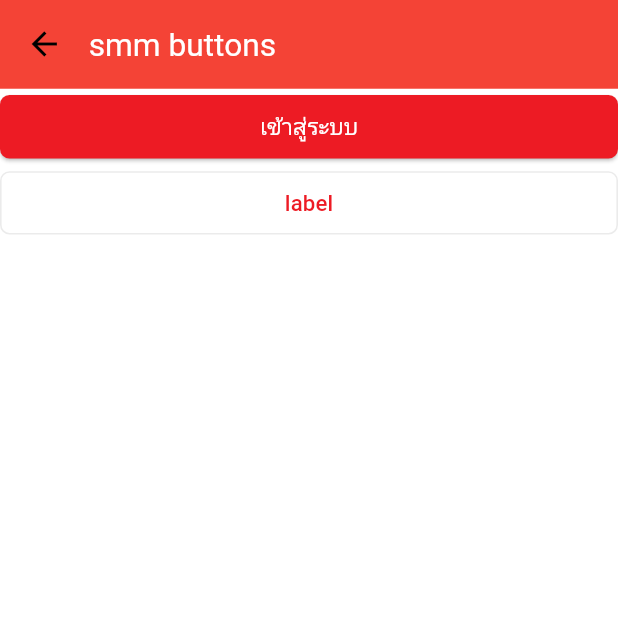
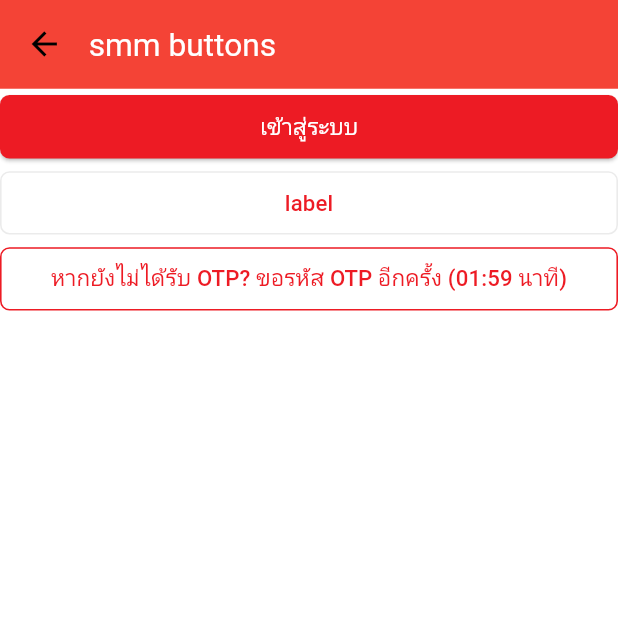
Before and after one commit to cipherstudio/simummuang-marketplace-app-seller, a Flutter app: the SMMButtonsExample screen opened directly, on a phone screen of 412 x 824 dp, the top half of it. Run offline on Flutter 3.47's test engine with Material 3 defaults, Android fonts, the phone set to English and light mode, and no system bars; our stand-ins replace dio, email_validator, flutter_bloc, flutter_svg, freezed_annotation, get_it and 5 more; generated files the repository leaves out were written again; Roboto replaces fonts that are missing (fontFamily).

Commit message:
add: changable BG and outline color

```diff
--- a/lib/components/example/smm_button_example.dart
+++ b/lib/components/example/smm_button_example.dart
@@ -1,6 +1,7 @@
 import 'package:flutter/material.dart';
 import 'package:smm_application/components/smm_filled_button.dart';
 import 'package:smm_application/components/smm_outlined_button.dart';
+import 'package:smm_application/themes/app_colors.dart';
 
 class SMMButtonsExample extends StatefulWidget {
   const SMMButtonsExample({super.key});
@@ -29,6 +30,13 @@ class _SMMButtonsExampleState extends State<SMMButtonsExample> {
             label: 'label',
             onPressed: () {},
           ),
+          SMMOutlinedButton.normal(
+            width: double.infinity,
+            label: 'หากยังไม่ได้รับ OTP? ขอรหัส OTP อีกครั้ง (01:59 นาที)',
+            onPressed: () {},
+            textColor: AppColors.primaryBrandMain,
+            outlineColor: AppColors.primaryBrandMain,
+          ),
         ],
       ),
     );
--- a/lib/components/smm_filled_button.dart
+++ b/lib/components/smm_filled_button.dart
@@ -6,6 +6,7 @@ class SMMFilledButton extends StatelessWidget {
   final Widget? child;
   final double? width;
   final double? height;
+  final Color? backgroundColor;
 
   factory SMMFilledButton({
     Key? key,
@@ -13,12 +14,14 @@ class SMMFilledButton extends StatelessWidget {
     VoidCallback? onPressed,
     double? width,
     double? height,
+    Color? backgroundColor,
   }) {
     return SMMFilledButton._(
       key: key,
       onPressed: onPressed,
       width: width,
       height: height,
+      backgroundColor: backgroundColor,
       child: child,
     );
   }
@@ -29,14 +32,17 @@ class SMMFilledButton extends StatelessWidget {
     VoidCallback? onPressed,
     double? width,
     double? height,
+    Color? backgroundColor,
   }) {
     return SMMFilledButton._(
       key: key,
       onPressed: onPressed,
       width: width,
       height: height,
+      backgroundColor: backgroundColor,
       child: Text(
         label,
+        overflow: TextOverflow.ellipsis,
         style: const TextStyle(color: Colors.white),
       ),
     );
@@ -48,6 +54,7 @@ class SMMFilledButton extends StatelessWidget {
     this.child,
     this.width,
     this.height,
+    this.backgroundColor,
   });
 
   @override
@@ -62,7 +69,7 @@ class SMMFilledButton extends StatelessWidget {
           shape: RoundedRectangleBorder(
             borderRadius: BorderRadius.circular(6.0),
           ),
-          backgroundColor: AppColors.primaryBrandMain,
+          backgroundColor: backgroundColor ?? AppColors.primaryBrandMain,
         ),
         child: child,
       ),
--- a/lib/components/smm_outlined_button.dart
+++ b/lib/components/smm_outlined_button.dart
@@ -6,6 +6,7 @@ class SMMOutlinedButton extends StatelessWidget {
   final Widget? child;
   final double? width;
   final double? height;
+  final Color? outlineColor;
 
   factory SMMOutlinedButton({
     Key? key,
@@ -13,12 +14,14 @@ class SMMOutlinedButton extends StatelessWidget {
     VoidCallback? onPressed,
     double? width,
     double? height,
+    Color? outlineColor,
   }) {
     return SMMOutlinedButton._(
       key: key,
       onPressed: onPressed,
       width: width,
       height: height,
+      outlineColor: outlineColor,
       child: child,
     );
   }
@@ -29,16 +32,20 @@ class SMMOutlinedButton extends StatelessWidget {
     VoidCallback? onPressed,
     double? width,
     double? height,
+    Color? outlineColor,
+    Color? textColor,
   }) {
     return SMMOutlinedButton._(
       key: key,
       onPressed: onPressed,
       width: width,
       height: height,
+      outlineColor: outlineColor,
       child: Text(
         label,
-        style: const TextStyle(
-          color: AppColors.primaryBrandMain,
+        overflow: TextOverflow.ellipsis,
+        style: TextStyle(
+          color: textColor ?? AppColors.primaryBrandMain,
         ),
       ),
     );
@@ -50,6 +57,7 @@ class SMMOutlinedButton extends StatelessWidget {
     this.child,
     this.width,
     this.height,
+    this.outlineColor,
   });
 
   @override
@@ -60,9 +68,9 @@ class SMMOutlinedButton extends StatelessWidget {
       child: OutlinedButton(
         onPressed: onPressed,
         style: OutlinedButton.styleFrom(
-          side: const BorderSide(
+          side: BorderSide(
             width: 1.0,
-            color: AppColors.primaryDefaultLight,
+            color: outlineColor ?? AppColors.primaryDefaultLight,
           ),
           padding: const EdgeInsets.symmetric(horizontal: 16),
           shape: RoundedRectangleBorder(
```
